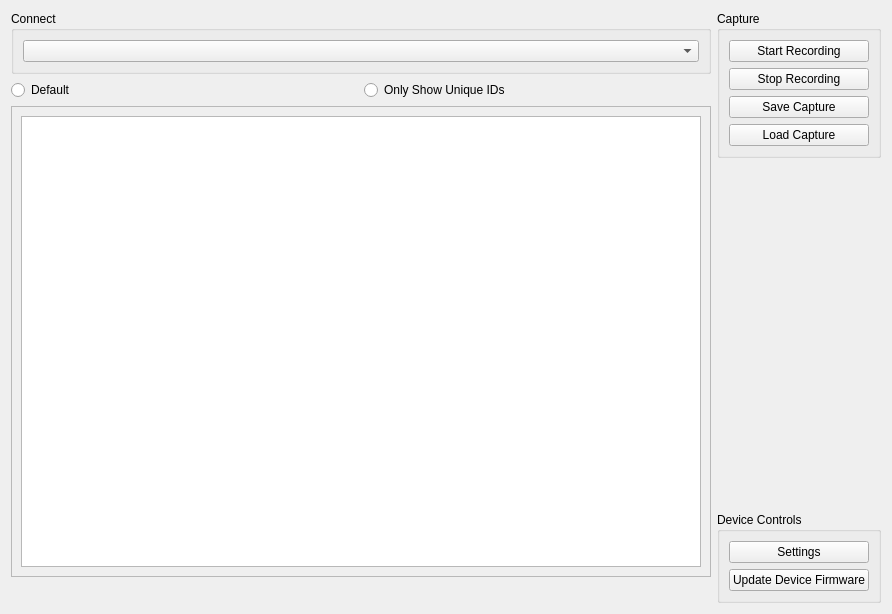
Old version of the form cansharkgui/FormMainWindow.ui in the repository DieselDemi/CAN-Shark.
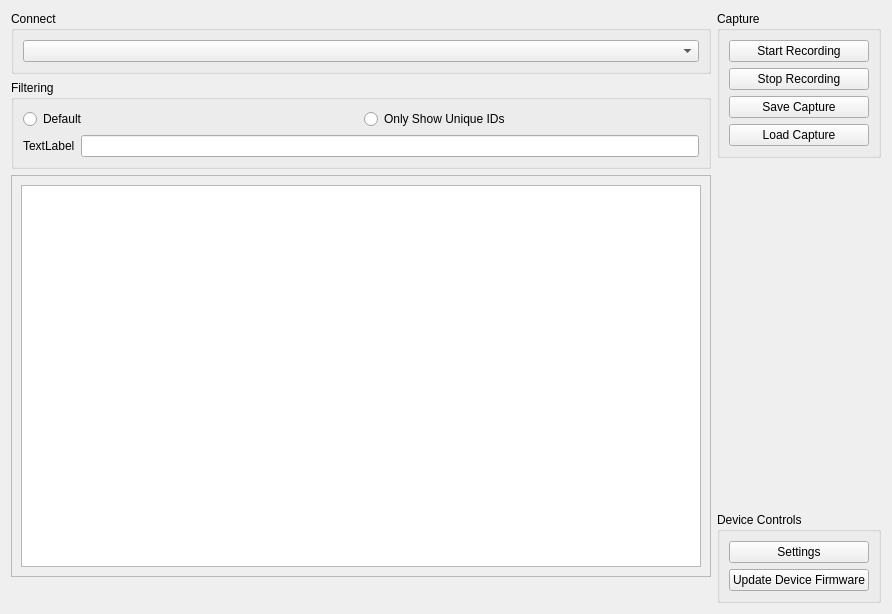
New version of the form.

Commit message: Started work on UI for filtering.

The edit to the form file:
```diff
--- a/cansharkgui/FormMainWindow.ui
+++ b/cansharkgui/FormMainWindow.ui
@@ -36,6 +36,12 @@
       </widget>
      </item>
      <item>
+      <widget class="QGroupBox" name="groupBox_4">
+       <property name="title">
+        <string>Filtering</string>
+       </property>
+       <layout class="QVBoxLayout" name="verticalLayout_5">
+        <item>
       <layout class="QHBoxLayout" name="horizontalLayout_4">
        <item>
         <widget class="QRadioButton" name="defaultRadioButton">
@@ -54,6 +60,23 @@
       </layout>
      </item>
      <item>
+         <layout class="QHBoxLayout" name="horizontalLayout_7">
+          <item>
+           <widget class="QLabel" name="label">
+            <property name="text">
+             <string>TextLabel</string>
+            </property>
+           </widget>
+          </item>
+          <item>
+           <widget class="QLineEdit" name="lineEdit"/>
+          </item>
+         </layout>
+        </item>
+       </layout>
+      </widget>
+     </item>
+     <item>
       <layout class="QHBoxLayout" name="horizontalLayout_2">
        <item>
         <widget class="QScrollArea" name="dataContainerScrollArea">
@@ -66,7 +89,7 @@
             <x>0</x>
             <y>0</y>
             <width>641</width>
-            <height>439</height>
+            <height>367</height>
            </rect>
           </property>
           <layout class="QHBoxLayout" name="horizontalLayout_3">
```
Lines whose indentation alone changed are shown as unchanged.
